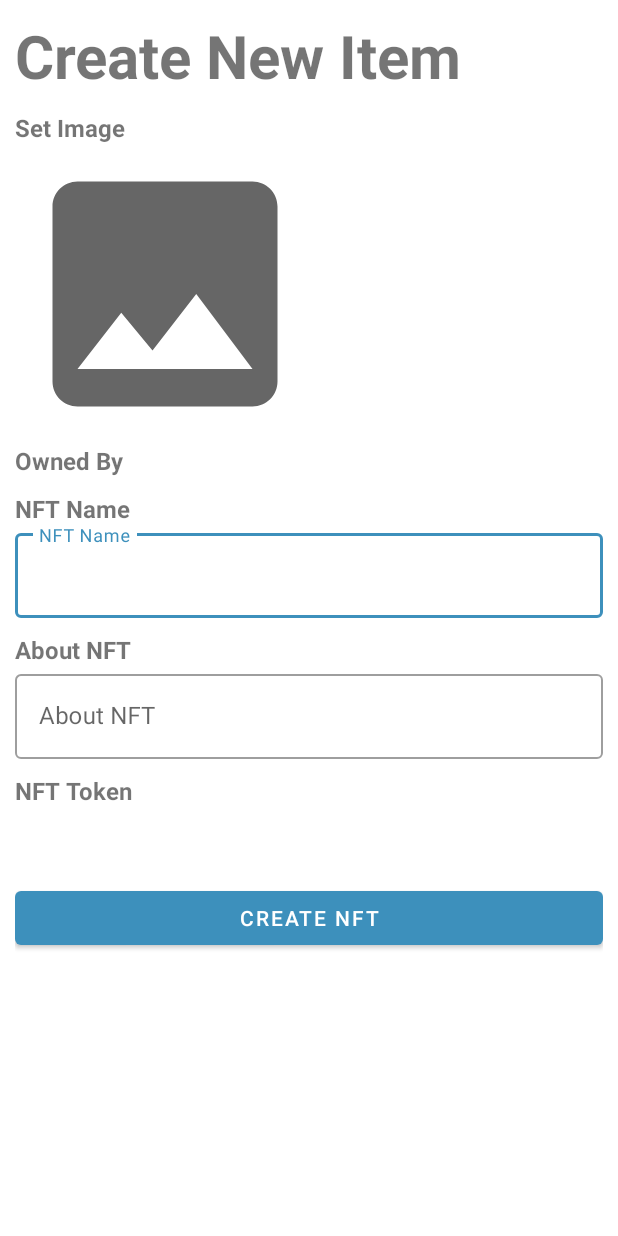
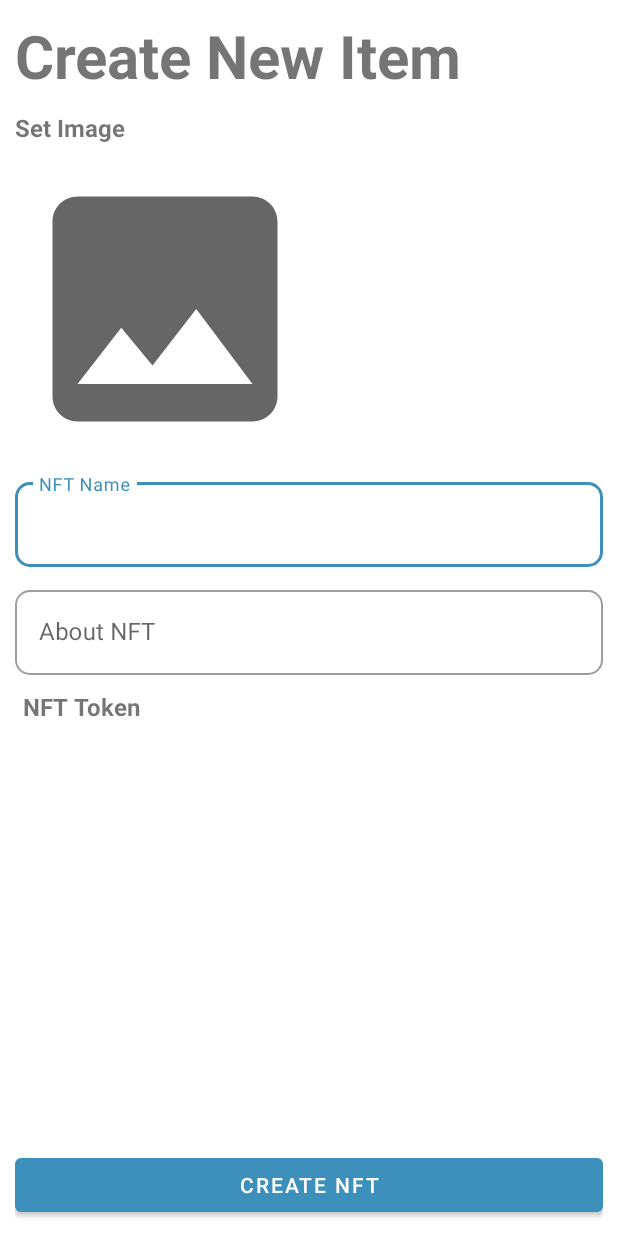
Before and after one commit to denisadfer/TR-PAM, an Android app: the AddMynft screen opened directly, with no data from a screen before it, after a tap on an icon or button, on a phone screen of 412 x 824 dp. Run offline under Robolectric (Android 15) with nearby library versions, the phone set to English and light mode, and no system bars; our stand-ins replace Firebase (no records; nobody signed in at launch, a user with empty details on screens opened directly).

Commit message:
fix some view thing

```diff
--- a/app/src/main/java/com/dnx/trpam/AddMynft.java
+++ b/app/src/main/java/com/dnx/trpam/AddMynft.java
@@ -51,7 +51,7 @@ import java.util.HashMap;
 public class AddMynft extends AppCompatActivity {
 
     Button btn_nft;
-    TextView owner_nft, token_nft;
+    TextView token_nft;
     EditText title_nft, desc_nft;
     ImageView img_nft;
     String token_img;
@@ -67,7 +67,6 @@ public class AddMynft extends AppCompatActivity {
         super.onCreate(savedInstanceState);
         setContentView(R.layout.activity_add_mynft);
 
-        owner_nft = findViewById(R.id.create_owner_nft);
         title_nft = findViewById(R.id.create_title_nft);
         desc_nft = findViewById(R.id.description_nft);
         token_nft = findViewById(R.id.create_token_nft);
@@ -80,7 +79,6 @@ public class AddMynft extends AppCompatActivity {
         storageref = FirebaseStorage.getInstance().getReference().child("Nft_images");
 
         FirebaseUser firebaseUser = FirebaseAuth.getInstance().getCurrentUser();
-        owner_nft.setText(getResources().getString(R.string.owned) + " " + firebaseUser.getDisplayName());
 
         img_nft.setOnClickListener(new View.OnClickListener() {
             @Override
@@ -291,6 +289,7 @@ public class AddMynft extends AppCompatActivity {
                 e.printStackTrace();
             }
             token_nft.setText(md5hash(token_img));
+            token_nft.setVisibility(View.VISIBLE);
 
         }
     }
--- /dev/null
+++ b/app/src/main/res/drawable/corner_plain.xml
@@ -0,0 +1,6 @@
+<?xml version="1.0" encoding="utf-8"?>
+<shape xmlns:android="http://schemas.android.com/apk/res/android" android:shape="rectangle" >
+    <solid android:color="#ffffff" />
+    <corners android:radius="5dp"/>
+    <stroke android:width="1dip" android:color="#60000000"/>
+</shape>
--- /dev/null
+++ b/app/src/main/res/drawable/corner_plain2.xml
@@ -0,0 +1,5 @@
+<?xml version="1.0" encoding="utf-8"?>
+<shape xmlns:android="http://schemas.android.com/apk/res/android" android:shape="rectangle" >
+    <solid android:color="#ffffff" />
+    <corners android:radius="20dp"/>
+</shape>
--- a/app/src/main/res/layout/activity_add_mynft.xml
+++ b/app/src/main/res/layout/activity_add_mynft.xml
@@ -1,19 +1,25 @@
 <?xml version="1.0" encoding="utf-8"?>
 
-<ScrollView
-    xmlns:android="http://schemas.android.com/apk/res/android"
+
+<RelativeLayout xmlns:android="http://schemas.android.com/apk/res/android"
     xmlns:tools="http://schemas.android.com/tools"
     android:layout_width="match_parent"
     android:layout_height="wrap_content"
-    tools:context=".AddMynft"
-    >
+    xmlns:app="http://schemas.android.com/apk/res-auto"
+    android:padding="10dp"
+    tools:context=".AddMynft">
 
-    <RelativeLayout
+    <ScrollView
 
         android:layout_width="match_parent"
         android:layout_height="wrap_content"
-        android:padding="10dp"
+
         >
+        <LinearLayout
+            android:layout_width="match_parent"
+            android:layout_height="wrap_content"
+            android:orientation="vertical">
+
 
         <TextView
             android:id="@+id/create_tag"
@@ -43,46 +49,36 @@
                 android:layout_width="200dp"
                 android:layout_height="200dp"
                 android:scaleType="fitXY"
-                android:src="@drawable/ic_baseline_image_24" />
+                android:src="@drawable/ic_baseline_image_24"
+                android:layout_marginTop="10dp"
+                android:layout_marginBottom="10dp"/>
 
-            <TextView
-                android:id="@+id/create_owner_nft"
-                android:layout_width="match_parent"
-                android:layout_height="wrap_content"
-                android:text="@string/owned"
-                android:textSize="16sp"
-                android:textStyle="bold"
-                android:layout_marginBottom="10dp"/>
-            <TextView
-                android:layout_width="match_parent"
-                android:layout_height="wrap_content"
-                android:text="@string/namenft"
-                android:textSize="16sp"
-                android:textStyle="bold"/>
             <com.google.android.material.textfield.TextInputLayout
                 android:layout_width="match_parent"
                 android:layout_height="wrap_content"
                 style="@style/Widget.MaterialComponents.TextInputLayout.OutlinedBox"
                 android:hint="@string/namenft"
-                android:layout_marginBottom="10dp">
+                android:layout_marginBottom="10dp"
+                app:boxCornerRadiusTopStart="10dp"
+                app:boxCornerRadiusTopEnd="10dp"
+                app:boxCornerRadiusBottomStart="10dp"
+                app:boxCornerRadiusBottomEnd="10dp">
                 <com.google.android.material.textfield.TextInputEditText
                     android:id="@+id/create_title_nft"
                     android:layout_width="match_parent"
                     android:layout_height="wrap_content"/>
             </com.google.android.material.textfield.TextInputLayout>
 
-            <TextView
-                android:layout_width="match_parent"
-                android:layout_height="wrap_content"
-                android:text="@string/descnft"
-                android:textSize="16sp"
-                android:textStyle="bold"/>
             <com.google.android.material.textfield.TextInputLayout
                 android:layout_width="match_parent"
                 android:layout_height="wrap_content"
                 style="@style/Widget.MaterialComponents.TextInputLayout.OutlinedBox"
                 android:hint="@string/descnft"
-                android:layout_marginBottom="10dp">
+                android:layout_marginBottom="10dp"
+                app:boxCornerRadiusTopStart="10dp"
+                app:boxCornerRadiusTopEnd="10dp"
+                app:boxCornerRadiusBottomStart="10dp"
+                app:boxCornerRadiusBottomEnd="10dp">
                 <com.google.android.material.textfield.TextInputEditText
                     android:id="@+id/description_nft"
                     android:layout_width="match_parent"
@@ -93,7 +89,10 @@
                 android:layout_height="wrap_content"
                 android:text="@string/token"
                 android:textSize="16sp"
-                android:textStyle="bold"/>
+                android:textStyle="bold"
+                android:layout_marginStart="5dp"
+                android:layout_marginBottom="10dp"
+                />
             <TextView
                 android:id="@+id/create_token_nft"
                 android:layout_width="match_parent"
@@ -102,12 +101,17 @@
                 android:ellipsize="end"
                 android:text="@string/token"
                 android:padding="15dp"
+                android:visibility="gone"
+                android:background="@drawable/corner_plain"
                 />
-            <Button
-                android:id="@+id/create_btn_nft"
-                android:layout_width="match_parent"
-                android:layout_height="wrap_content"
-                android:text="@string/createnft"/>
+
         </LinearLayout>
+        </LinearLayout>
+    </ScrollView>
+    <Button
+        android:id="@+id/create_btn_nft"
+        android:layout_width="match_parent"
+        android:layout_height="wrap_content"
+        android:text="@string/createnft"
+        android:layout_alignParentBottom="true"/>
     </RelativeLayout>
-</ScrollView>
```
Also changed, not shown: app/src/main/res/layout/activity_change_pass.xml (+8 -0 lines), app/src/main/res/layout/activity_edit.xml (+14 -1 lines), app/src/main/res/layout/popup_buy.xml (+8 -0 lines), app/src/main/res/layout/popup_listing.xml (+7 -4 lines).
